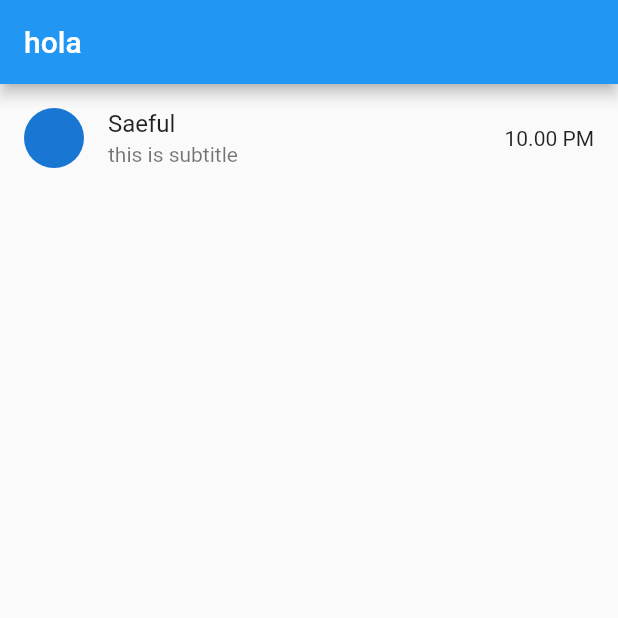
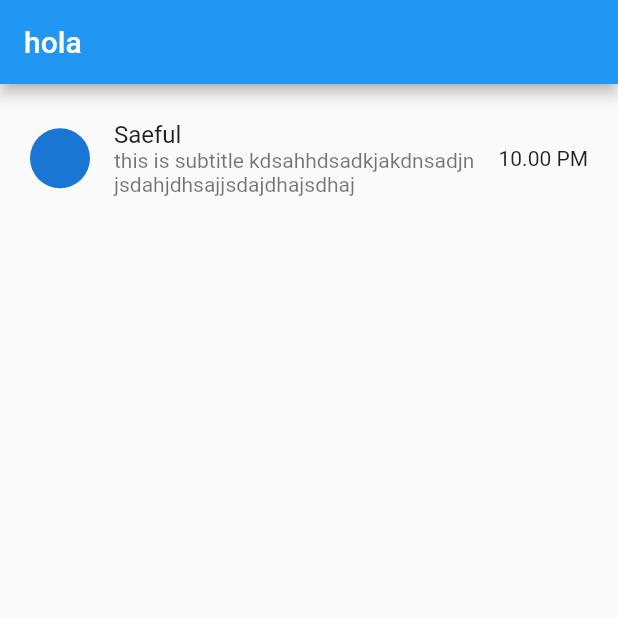
Before and after one commit to bagusrizky15/flutter-app1, a Flutter app: the screen it shows after launch, on a phone screen of 412 x 824 dp, the top half of it. Run offline on Flutter 3.47's test engine with Material 2 defaults, Android fonts, the phone set to English and light mode, and no system bars.

Commit message:
add padding

```diff
--- a/lib/main.dart
+++ b/lib/main.dart
@@ -15,8 +15,13 @@ class MyApp extends StatelessWidget {
         body: ListView(
           children: [
             ListTile(
+              contentPadding: EdgeInsets.all(20),
               title: Text("Saeful"),
-              subtitle: Text("this is subtitle"),
+              subtitle: Text(
+                "this is subtitle kdsahhdsadkjakdnsadjnjsdahjdhsajjsdajdhajsdhaj",
+                maxLines: 2,
+                overflow: TextOverflow.ellipsis,
+              ),
               leading: CircleAvatar(),
               trailing: Text("10.00 PM"),
             )
```
